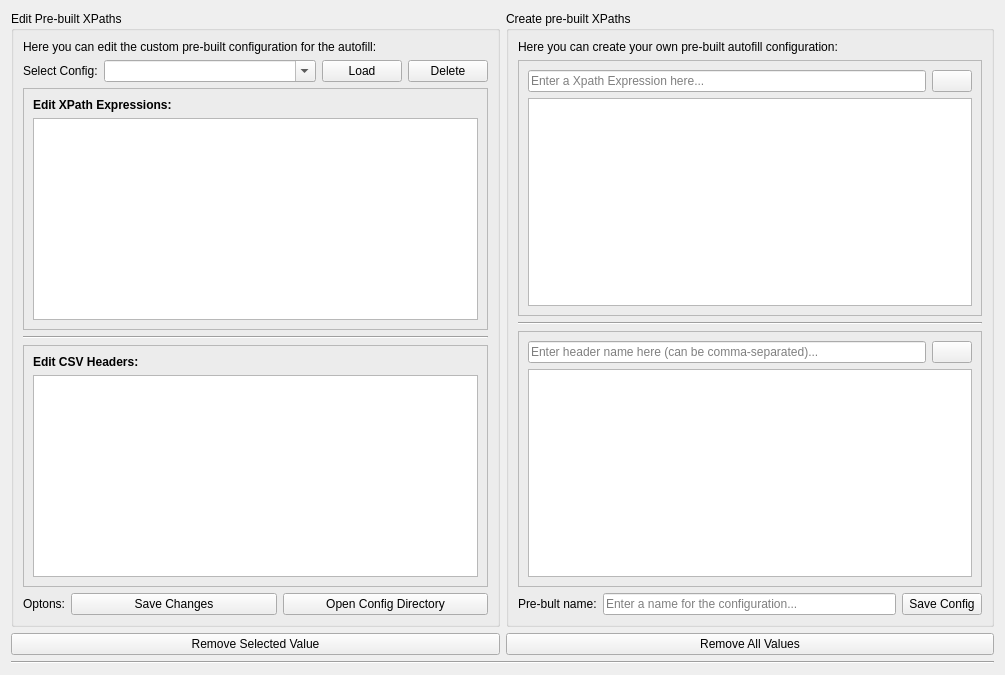
Old version of the form src/gui/widgets/PreBuiltXPathsManager.ui in the repository zaricj/XMLuvation.
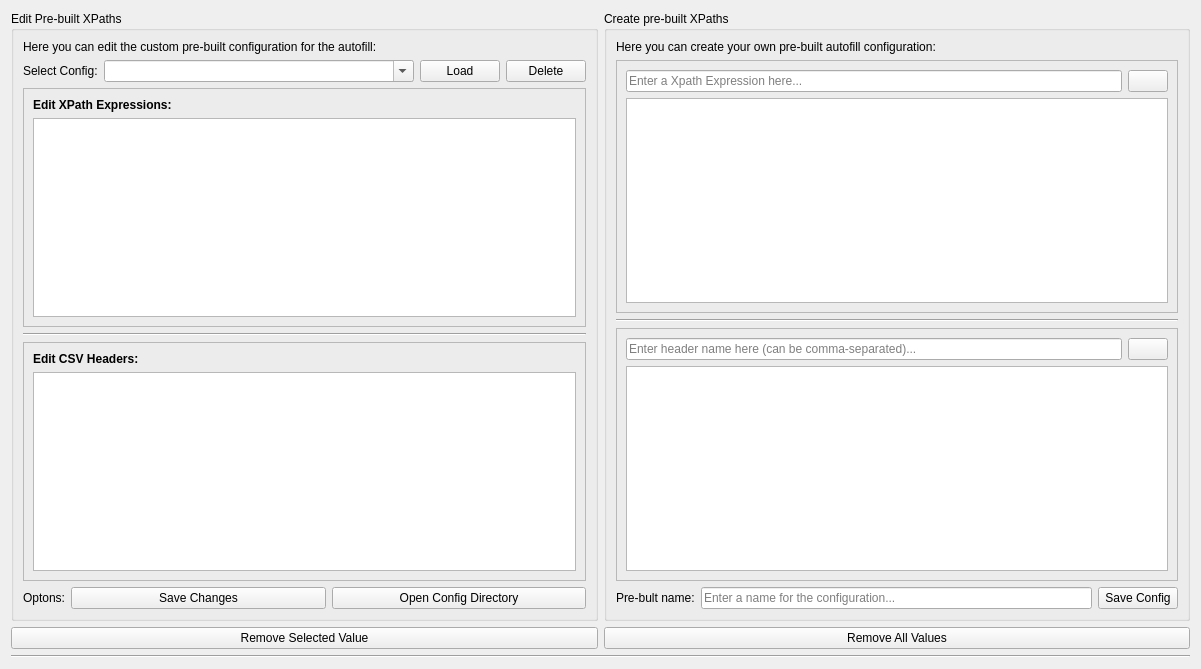
New version of the form. Icons and pictures are not drawn.

Commit message: Made initial window larger

Patch:
```diff
--- a/src/gui/widgets/PreBuiltXPathsManager.ui
+++ b/src/gui/widgets/PreBuiltXPathsManager.ui
@@ -9,8 +9,8 @@
    <rect>
     <x>0</x>
     <y>0</y>
-    <width>1005</width>
-    <height>675</height>
+    <width>1201</width>
+    <height>669</height>
    </rect>
   </property>
   <property name="windowTitle">
```
The commit also changes 1 other file.
